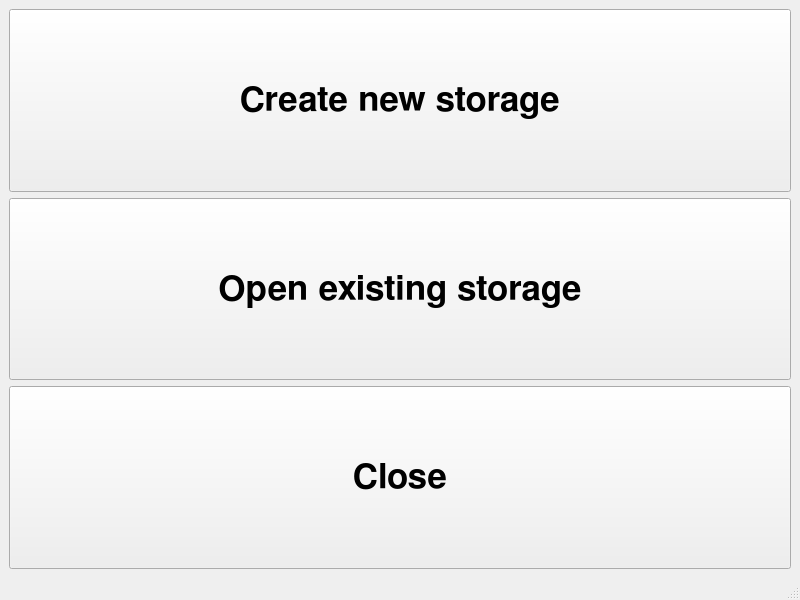
jarvma18/passpy, file ui designs/start.ui: the form before one commit.
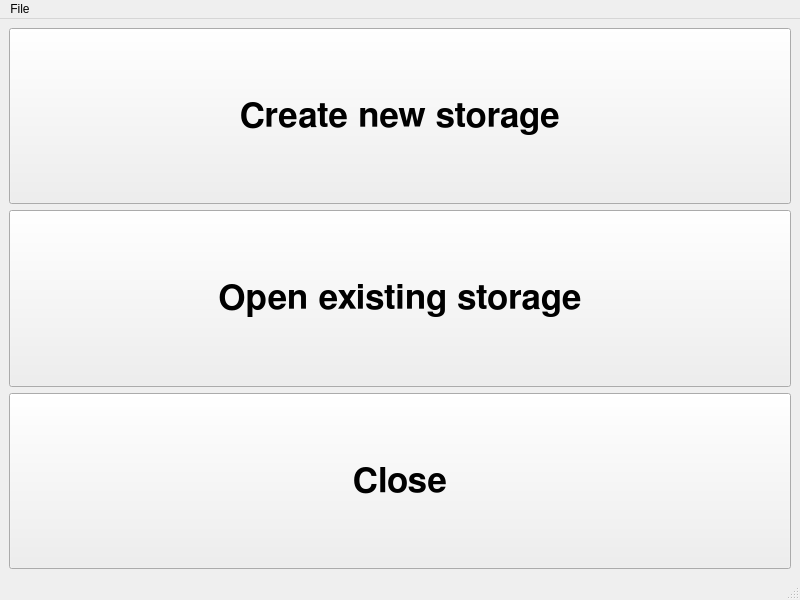
The form after the commit.

The edit to the form file:
```diff
--- a/ui designs/start.ui
+++ b/ui designs/start.ui
@@ -90,6 +90,15 @@
      <height>22</height>
     </rect>
    </property>
+   <widget class="QMenu" name="menuFile">
+    <property name="title">
+     <string>File</string>
+    </property>
+    <addaction name="actionCreate_new_storage"/>
+    <addaction name="actionOpen_existing_storage"/>
+    <addaction name="actionClose"/>
+   </widget>
+   <addaction name="menuFile"/>
   </widget>
   <widget class="QStatusBar" name="statusbar"/>
  </widget>
```
Left out of the diff: 15 changed lines with no effect on the pictures.
